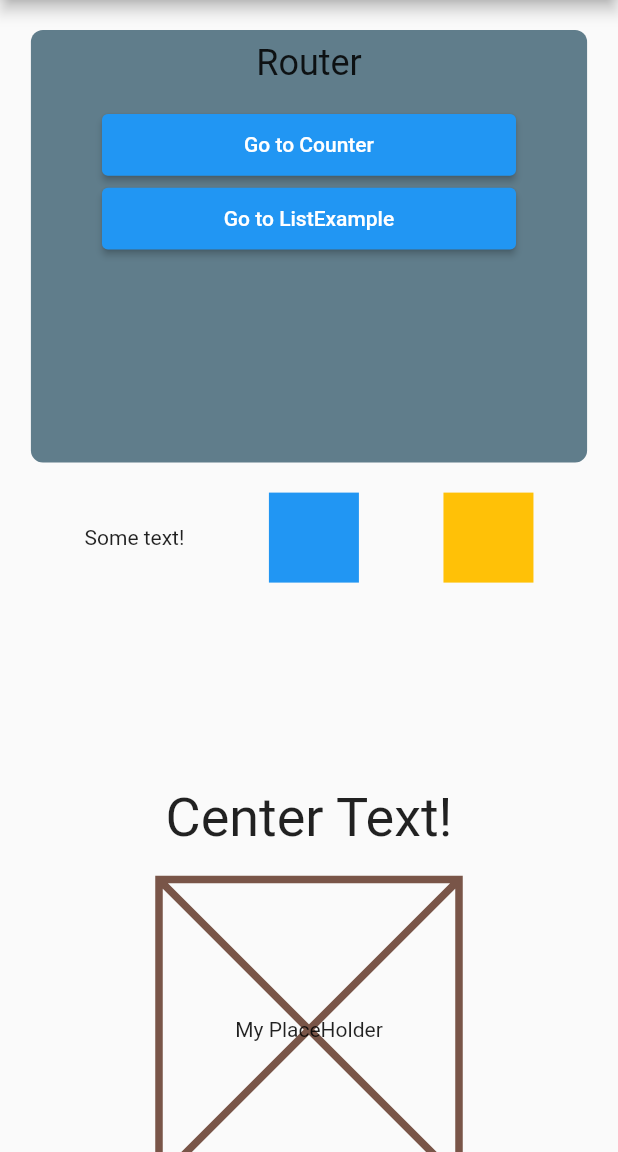
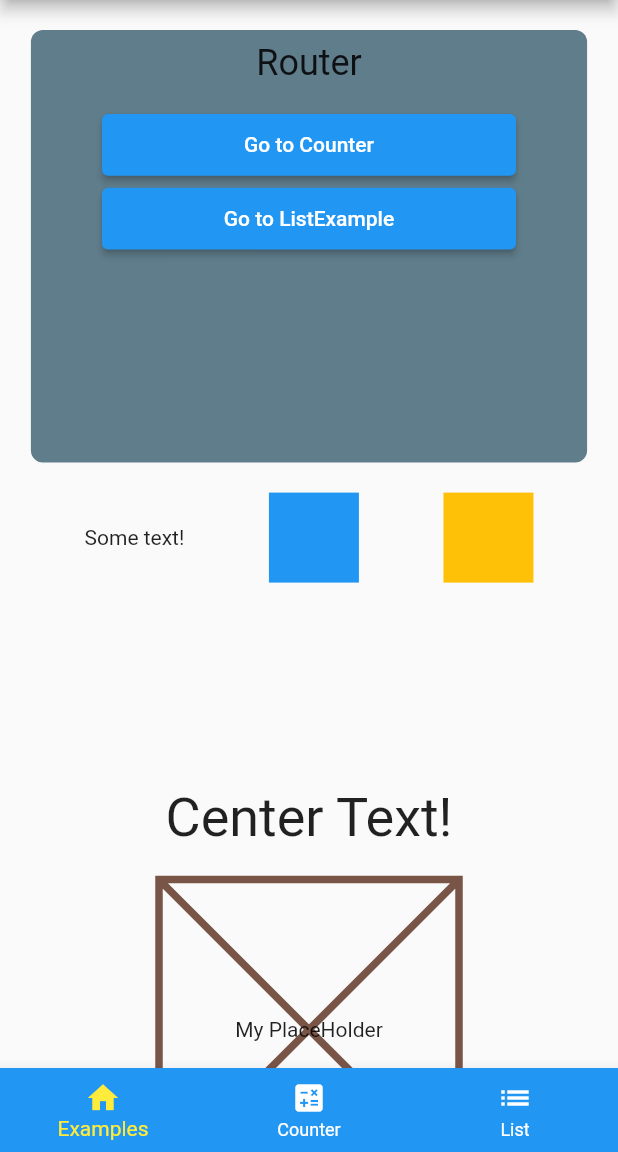
Before and after one commit to we-mohd-i001/flutter_basics, a Flutter app: the screen it shows after launch, on a phone screen of 412 x 824 dp, the part 84-1236 px from its top. Run offline on Flutter 3.47's test engine with Material 2 defaults, Android fonts, the phone set to English and light mode, and no system bars; network calls fail.

Commit message:
Implemented bottom navigation bar using IndexedStatck.

```diff
--- a/lib/main.dart
+++ b/lib/main.dart
@@ -1,6 +1,7 @@
 import 'package:flutter/material.dart';
 import 'package:flutter_basics/presentation/counter/counter_screen.dart';
-import 'package:flutter_basics/presentation/list_example.dart';
+import 'package:flutter_basics/presentation/list/list_example.dart';
+import 'package:flutter_basics/presentation/rootnavigation/root_navigation_bar.dart';
 import 'package:flutter_basics/presentation/screens/home_screen.dart';
 
 void main() {
@@ -17,11 +18,12 @@ class MyApp extends StatelessWidget {
       theme: ThemeData(
         primarySwatch: Colors.blue,
       ),
-      routes: {
-        '/': (context) => const HomeScreen(),
-        'counter': (context) => const CounterScreen(),
-        'listview': (context) => const ListExample(),
-      },
+      // routes: {
+      //   '/': (context) => const HomeScreen(),
+      //   'counter': (context) => const CounterScreen(),
+      //   'listview': (context) => const ListExample(),
+      // },
+      home: const RootNavigationBar(),
     );
   }
 }
--- a/lib/presentation/list_example.dart
+++ b/lib/presentation/list/list_example.dart
@@ -8,13 +8,13 @@ class ListExample extends StatelessWidget {
     var colorList = [
       Colors.green,
       Colors.blue,
-      Colors.yellow,
+      Colors.blueGrey,
       Colors.purple,
       Colors.deepPurple,
       Colors.pink,
       Colors.deepOrange,
       Colors.orange,
-      Colors.black,
+      Colors.pinkAccent,
       Colors.red,
       Colors.redAccent,
       Colors.greenAccent
@@ -28,7 +28,7 @@ class ListExample extends StatelessWidget {
         child: ListView.builder(
           itemBuilder: (context, index) {
             return Container(
-              height: 100,
+              height: 300,
               decoration: BoxDecoration(
                 gradient: LinearGradient(
                   begin: Alignment.topCenter,
@@ -36,7 +36,7 @@ class ListExample extends StatelessWidget {
                   colors: [colorList[index], colorList[index + 1]],
                 ),
               ),
-            );
+            );;
           },
           itemCount: colorList.length - 1,
         ),
--- /dev/null
+++ b/lib/presentation/rootnavigation/root_navigation_bar.dart
@@ -0,0 +1,45 @@
+import 'package:flutter/material.dart';
+import 'package:flutter_basics/presentation/counter/counter_screen.dart';
+import 'package:flutter_basics/presentation/list/list_example.dart';
+import 'package:flutter_basics/presentation/screens/home_screen.dart';
+
+class RootNavigationBar extends StatefulWidget {
+  const RootNavigationBar({super.key});
+
+  @override
+  State<RootNavigationBar> createState() => _RootNavigationBarState();
+}
+
+class _RootNavigationBarState extends State<RootNavigationBar> {
+  int _curIndex = 0;
+  @override
+  Widget build(BuildContext context) {
+    return Scaffold(
+      body: IndexedStack(
+        index: _curIndex,
+        children: const [
+          HomeScreen(),
+          CounterScreen(),
+          ListExample(),
+        ],
+      ),
+      bottomNavigationBar: BottomNavigationBar(
+        backgroundColor: Colors.blue,
+        selectedItemColor: Colors.yellow,
+        unselectedItemColor: Colors.white,
+        currentIndex: _curIndex,
+        onTap: (index){
+          setState(() {
+            _curIndex = index;
+          });
+        },
+        items: const [
+          BottomNavigationBarItem(icon: Icon(Icons.home), label: 'Examples'),
+          BottomNavigationBarItem(
+              icon: Icon(Icons.calculate), label: 'Counter'),
+          BottomNavigationBarItem(icon: Icon(Icons.list), label: 'List'),
+        ],
+      ),
+    );
+  }
+}
```
